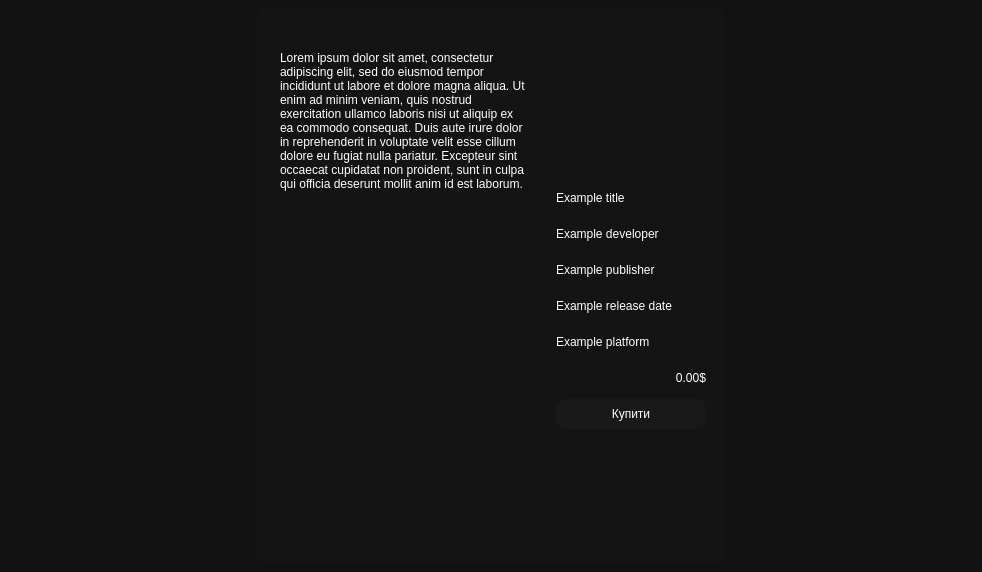
Qt form Foxlike/gamewindow.ui (Lekantrop-gd/CourseProject) before a commit.
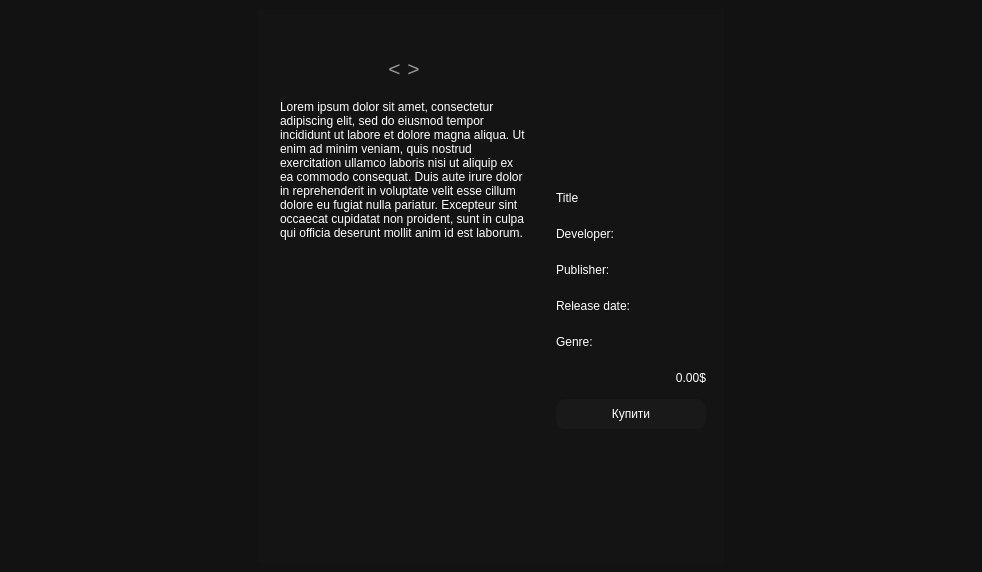
The same form after that commit. Icons and pictures are not drawn.

Commit message:
Update game window UI
Add "next" and "previous" buttons for the images

The edit to the form file:
```diff
--- a/Foxlike/gamewindow.ui
+++ b/Foxlike/gamewindow.ui
@@ -60,6 +60,92 @@
             </property>
            </widget>
           </item>
+          <item>
+           <widget class="QWidget" name="ImageSlideButtons" native="true">
+            <layout class="QHBoxLayout" name="horizontalLayout_2">
+             <item>
+              <spacer name="horizontalSpacer_4">
+               <property name="orientation">
+                <enum>Qt::Horizontal</enum>
+               </property>
+               <property name="sizeHint" stdset="0">
+                <size>
+                 <width>40</width>
+                 <height>20</height>
+                </size>
+               </property>
+              </spacer>
+             </item>
+             <item>
+              <widget class="QPushButton" name="previousImageButton">
+               <property name="font">
+                <font>
+                 <pointsize>16</pointsize>
+                </font>
+               </property>
+               <property name="styleSheet">
+                <string notr="true">QPushButton {
+	color: rgb(150, 150, 150);
+	border: 1 px solid red;
+}
+
+QPushButton:hover {
+	color: rgb(255, 255, 255);
+	border: 1 px solid red;
+}
+</string>
+               </property>
+               <property name="text">
+                <string>&lt;</string>
+               </property>
+              </widget>
+             </item>
+             <item>
+              <widget class="QPushButton" name="nextImageButton">
+               <property name="sizePolicy">
+                <sizepolicy hsizetype="Minimum" vsizetype="Fixed">
+                 <horstretch>0</horstretch>
+                 <verstretch>0</verstretch>
+                </sizepolicy>
+               </property>
+               <property name="font">
+                <font>
+                 <pointsize>16</pointsize>
+                </font>
+               </property>
+               <property name="styleSheet">
+                <string notr="true">QPushButton {
+	color: rgb(150, 150, 150);
+	border: 1 px solid red;
+}
+
+QPushButton:hover {
+	color: rgb(255, 255, 255);
+	border: 1 px solid red;
+}
+</string>
+               </property>
+               <property name="text">
+                <string>&gt;</string>
+               </property>
+              </widget>
+             </item>
+             <item>
+              <spacer name="horizontalSpacer_3">
+               <property name="orientation">
+                <enum>Qt::Horizontal</enum>
+               </property>
+               <property name="sizeHint" stdset="0">
+                <size>
+                 <width>40</width>
+                 <height>20</height>
+                </size>
+               </property>
+              </spacer>
+             </item>
+            </layout>
+           </widget>
+          </item>
           <item>
            <widget class="QTextBrowser" name="descriptionTextBrowser">
             <property name="frameShape">
@@ -126,7 +212,7 @@
              </size>
             </property>
             <property name="text">
-             <string>Example title</string>
+             <string>Title</string>
             </property>
            </widget>
           </item>
@@ -139,7 +225,7 @@
              </size>
             </property>
             <property name="text">
-             <string>Example developer</string>
+             <string>Developer:</string>
             </property>
            </widget>
           </item>
@@ -152,7 +238,7 @@
              </size>
             </property>
             <property name="text">
-             <string>Example publisher</string>
+             <string>Publisher:</string>
             </property>
            </widget>
           </item>
@@ -165,7 +251,7 @@
              </size>
             </property>
             <property name="text">
-             <string>Example release date</string>
+             <string>Release date: </string>
             </property>
            </widget>
           </item>
@@ -178,7 +264,7 @@
              </size>
             </property>
             <property name="text">
-             <string>Example platform</string>
+             <string>Genre:</string>
             </property>
            </widget>
           </item>
```
